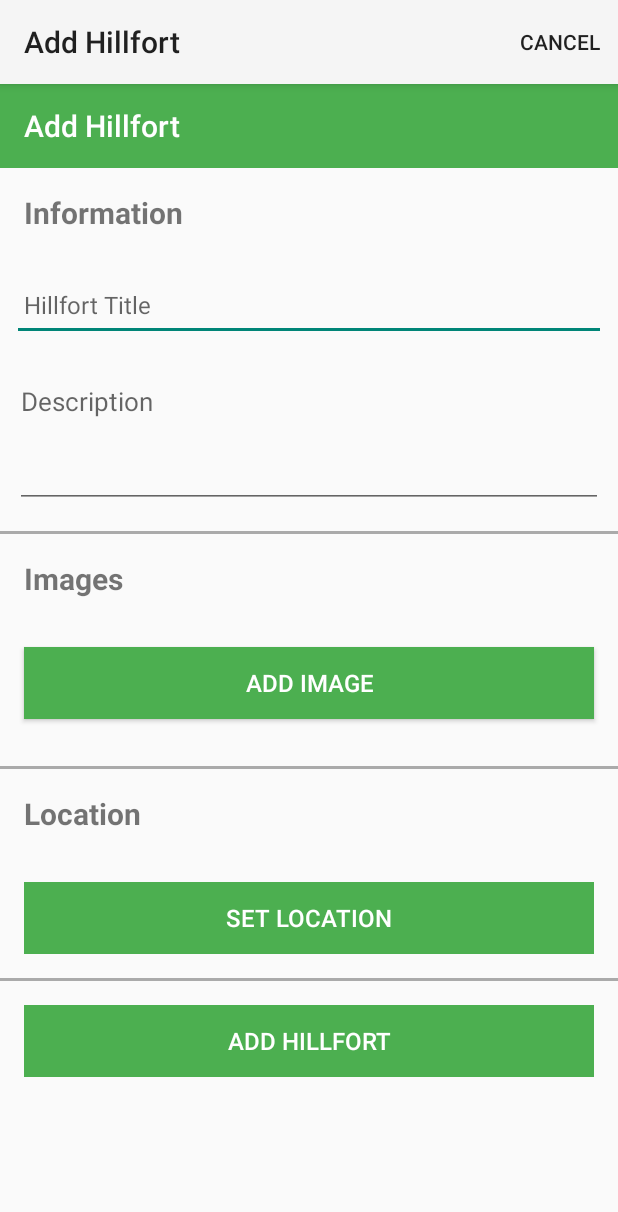
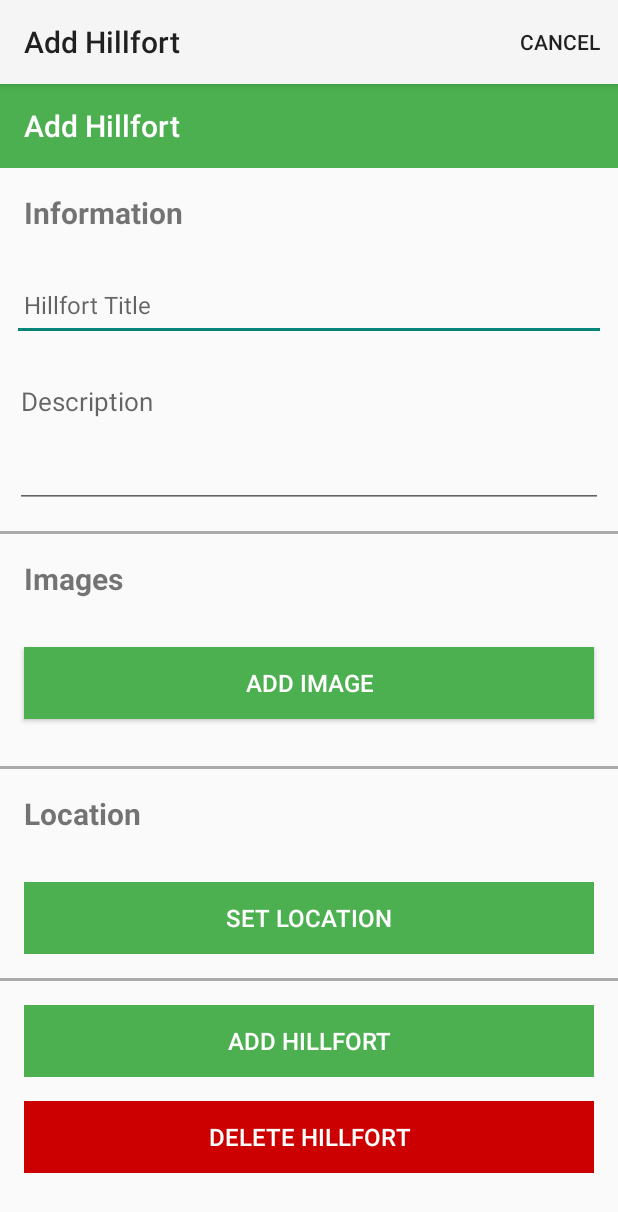
Before and after one commit to lukehalley/Hillfort, an Android app: the HillfortActivity screen opened directly, with no data from a screen before it, on a phone screen of 412 x 824 dp. Shown: the top 1212 px of the screen. Run offline under Robolectric (Android 15) with nearby library versions, the phone set to English and light mode, and no system bars; 2 statements that could not run were skipped.

Commit message:
Deleting working

```diff
--- a/app/src/main/java/org/wit/hillfort/models/HillfortJSONStore.kt
+++ b/app/src/main/java/org/wit/hillfort/models/HillfortJSONStore.kt
@@ -40,7 +40,6 @@ class HillfortJSONStore : HillfortStore, AnkoLogger {
         serialize()
     }
 
-
     override fun update(hillfort: HillfortModel) {
         var foundHillfort: HillfortModel? = hillforts.find { p -> p.id == hillfort.id }
         if (foundHillfort != null) {
@@ -49,6 +48,11 @@ class HillfortJSONStore : HillfortStore, AnkoLogger {
             foundHillfort.image = hillfort.image
             serialize()
         }
+    }
+
+    override fun delete(placemark: HillfortModel) {
+        hillforts.remove(placemark)
+        serialize()
     }
 
     private fun serialize() {
--- a/app/src/main/res/layout/activity_hillfort.xml
+++ b/app/src/main/res/layout/activity_hillfort.xml
@@ -54,7 +54,7 @@
                     android:layout_height="48dp"
                     android:layout_margin="8dp"
                     android:hint="@string/hint_hillfortTitle"
-                    android:inputType="text"
+                    android:inputType="textCapSentences"
                     android:maxLength="25"
                     android:maxLines="1"
                     android:padding="8dp"
@@ -73,8 +73,7 @@
                     android:hint="@string/hint_hillfortDescription"
                     android:inputType="textMultiLine|textCapSentences"
                     android:textColor="@color/colorPrimaryDark"
-                    android:textSize="17sp">
-                </EditText>
+                    android:textSize="17sp" />
 
                 <View
                     android:layout_width="match_parent"
@@ -95,12 +94,12 @@
 
                 <ImageView
                     android:id="@+id/hillfortImage"
-                    android:visibility="gone"
                     android:layout_width="match_parent"
                     android:layout_height="100dp"
                     android:layout_margin="8dp"
                     android:adjustViewBounds="false"
                     android:scaleType="centerCrop"
+                    android:visibility="gone"
                     app:srcCompat="@android:drawable/ic_menu_gallery" />
 
                 <Button
@@ -108,6 +107,7 @@
                     android:layout_width="match_parent"
                     android:layout_height="wrap_content"
                     android:layout_margin="16dp"
+                    android:layout_marginTop="16dp"
                     android:background="@color/colorAccent"
                     android:paddingTop="8dp"
                     android:paddingBottom="8dp"
@@ -147,26 +147,38 @@
 
                 <View
                     android:layout_width="match_parent"
+                    android:layout_height="2dp"
+                    android:background="@android:color/darker_gray"
                     android:paddingTop="8dp"
-                    android:paddingBottom="8dp"
-                    android:layout_height="2dp"
-                    android:background="@android:color/darker_gray"/>
+                    android:paddingBottom="8dp" />
 
                 <Button
                     android:id="@+id/btnAdd"
                     android:layout_width="match_parent"
                     android:layout_height="wrap_content"
-                    android:layout_margin="16dp"
+                    android:layout_marginLeft="16dp"
+                    android:layout_marginTop="16dp"
+                    android:layout_marginRight="16dp"
                     android:background="@color/colorAccent"
-                    android:paddingTop="8dp"
-                    android:paddingBottom="8dp"
                     android:stateListAnimator="@null"
                     android:text="@string/button_addHillfort"
+                    android:textColor="@color/colorPrimary"
+                    android:textSize="16sp" />
+
+                <Button
+                    android:id="@+id/btnDelete"
+                    android:layout_width="match_parent"
+                    android:layout_height="wrap_content"
+                    android:layout_margin="16dp"
+                    android:background="@android:color/holo_red_dark"
+                    android:stateListAnimator="@null"
+                    android:text="@string/button_deleteHillfort"
                     android:textColor="@color/colorPrimary"
                     android:textSize="16sp" />
 
             </LinearLayout>
         </ScrollView>
 
+
     </RelativeLayout>
 </android.support.constraint.ConstraintLayout>
--- a/app/src/main/res/values/strings.xml
+++ b/app/src/main/res/values/strings.xml
@@ -28,4 +28,6 @@
     <string name="infoTag">Information</string>
     <string name="imageTag">Images</string>
     <string name="mapTag">Location</string>
+    <string name="button_deleteHillfort">Delete Hillfort</string>
+    <string name="deletePrompt">Are you sure you want to delete this Hillfort?</string>
 </resources>
```
Also changed, not shown: app/src/main/java/org/wit/hillfort/activities/HillfortActivity.kt (+12 -5 lines), app/src/main/java/org/wit/hillfort/models/HillfortMemStore.kt (deleted, +0 -39 lines), app/src/main/java/org/wit/hillfort/models/HillfortStore.kt (+4 -3 lines).
